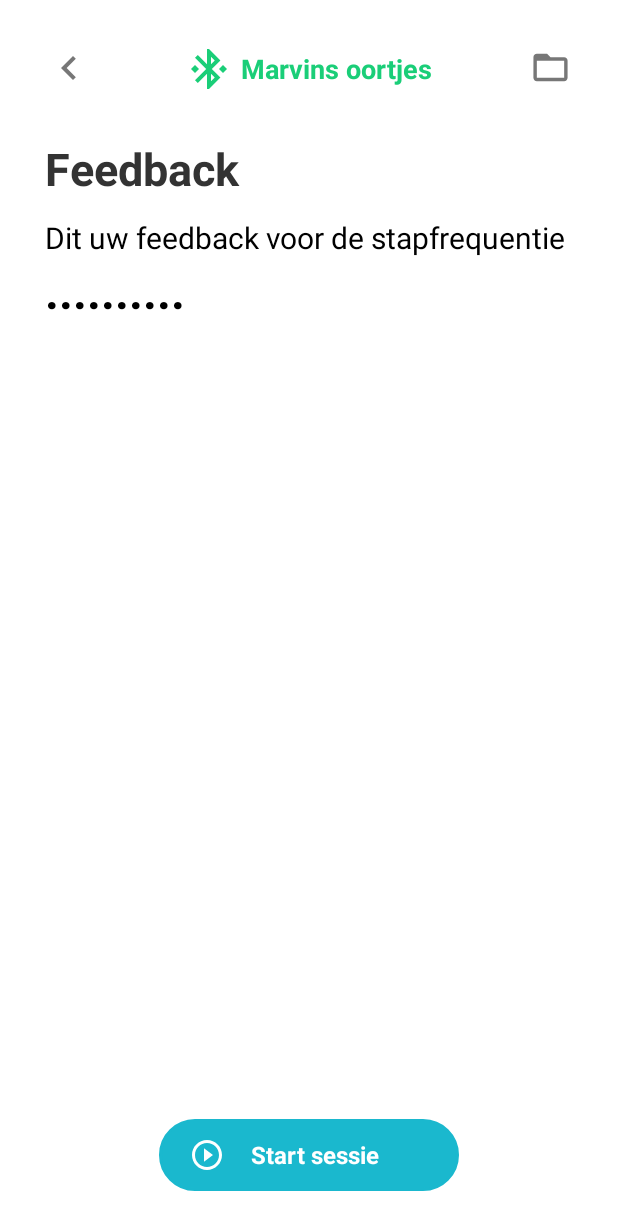
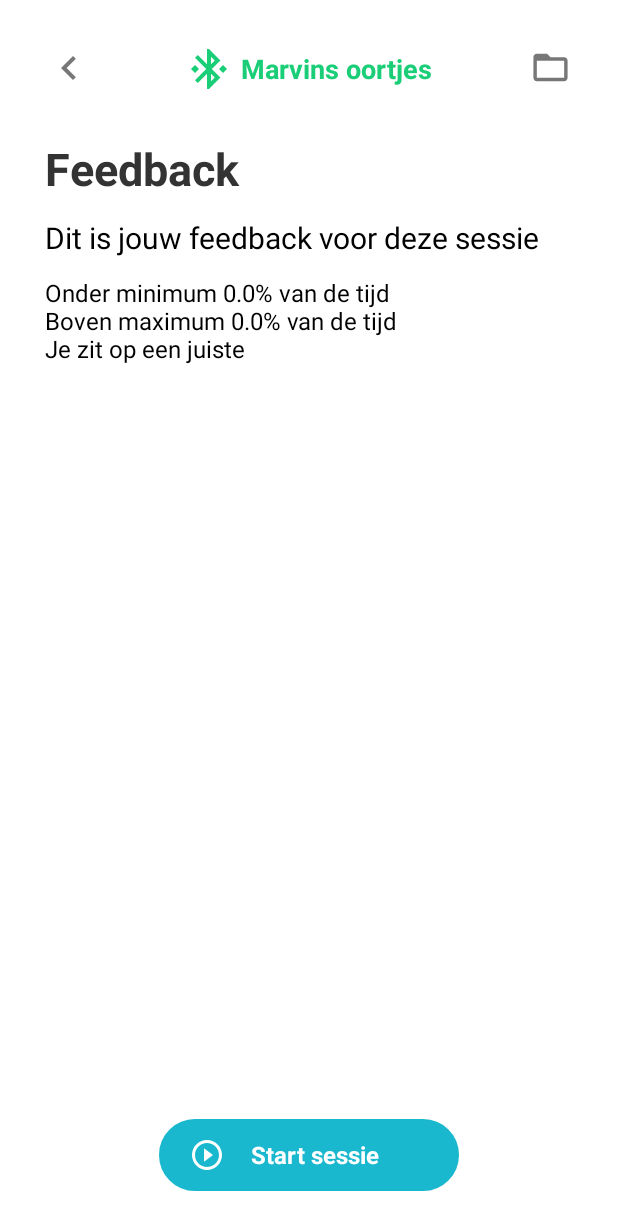
Before and after one commit to ywielage/ProjectDopple, an Android app: the screen it shows after launch (TestRun), on a phone screen of 412 x 824 dp. Shown: the top 1230 px of the screen. Run offline under Robolectric (Android 15) with nearby library versions, the phone set to English and light mode, and no system bars; libraries missing offline, so code that uses them is left out: com.jjoe64.graphview, com.opencsv; plain views replace GraphView; 12 statements that could not run were skipped.

Commit message:
Give feedback on test data

```diff
--- a/app/src/main/java/com/inf2c/doppleapp/TestRun/TestRun.java
+++ b/app/src/main/java/com/inf2c/doppleapp/TestRun/TestRun.java
@@ -87,6 +87,8 @@ public class TestRun extends AppCompatActivity {
     private TextView stepMaxFreqValue;
     private TextView stepAvgFreqValue;
     private Fragment heartBeatFragment;
+
+    private TextView feedbackValue;
 
     private Spinner selectDataSpinner;
 
@@ -178,6 +180,7 @@ public class TestRun extends AppCompatActivity {
         stepMinFreqValue = (TextView) findViewById(R.id.Testminstepfreq_value);
         stepMaxFreqValue = (TextView) findViewById(R.id.TestMaxstepfreq_value);
         stepAvgFreqValue = (TextView) findViewById(R.id.TestAvgstepfreq_value);
+        feedbackValue = (TextView) findViewById(R.id.feedback_value);
 
         selectDataSpinner = findViewById(R.id.selectDataSpinner);
 
@@ -186,7 +189,7 @@ public class TestRun extends AppCompatActivity {
         selectDataSpinner.setAdapter(adapter);
         initialGraph = true;
         try {
-            giveFeedback("Step frequency");
+            giveFeedback("Step frequency", 140, 160);
             createGraph(0,300, "Step frequency");
         } catch (ParseException e) {
             e.printStackTrace();
@@ -263,13 +266,11 @@ public class TestRun extends AppCompatActivity {
     }
 
     @RequiresApi(api = Build.VERSION_CODES.N)
-    public void giveFeedback(String data)
+    public void giveFeedback(String data, int goalMinimum, int goalMaximum)
     {
-        int goalMinimum = 130;
-        int goalMaximum = 160;
-
         float underMinimum = 0;
         float overMaximum = 0;
+        String nlData = "";
 
         double stat;
 
@@ -277,6 +278,7 @@ public class TestRun extends AppCompatActivity {
             switch (data) {
                 case "Contact time":
                     stat = this.list.get(i).getContactTime();
+                    nlData = "contacttijd";
                     break;
 //                case "Flight time":
 //                    stat = Calculations.getFlightTime(Math.toIntExact(x), this.list.get(i).getContactTime(), this.list.get(i).getSteps()); // TODO
@@ -287,6 +289,7 @@ public class TestRun extends AppCompatActivity {
 //                    break;
                 default:
                     stat = this.list.get(i).getStepFrequency();
+                    nlData = "stapfrequentie";
                     break;
             }
             if(stat < goalMinimum)
@@ -302,8 +305,38 @@ public class TestRun extends AppCompatActivity {
         float underMinimumPercent = Math.round(underMinimum / list.size() * 10000f) / 100f;
         float overMaximumPercent = Math.round(overMaximum / list.size() * 10000f) / 100f;
 
-        System.out.println("You're under your minimum " + underMinimumPercent + "% of the time");
-        System.out.println("You're over your maximum " + overMaximumPercent + "% of the time");
+        feedbackValue.append(String.format("Onder minimum %s%% van de tijd", underMinimumPercent));
+        feedbackValue.append(String.format("\nBoven maximum %s%% van de tijd", overMaximumPercent));
+        if(underMinimumPercent > 15 && overMaximumPercent > 15)
+        {
+            feedbackValue.append("\nProbeer een meer regelmatige stapfrequentie te krijgen");
+        }
+        else if(underMinimum > overMaximum)
+        {
+            if(underMinimumPercent > 10 && underMinimumPercent <= 20)
+            {
+                feedbackValue.append(String.format("\nProbeer je %s te verhogen", nlData));
+            }
+            else if(underMinimumPercent > 20)
+            {
+                feedbackValue.append(String.format("\nProbeer je %s regelmatig te verhogen", nlData));
+            }
+        }
+        else if(underMinimum < overMaximum)
+        {
+            if(overMaximumPercent > 10 && overMaximumPercent <= 20)
+            {
+                feedbackValue.append(String.format("\nProbeer je %s te verlagen", nlData));
+            }
+            else if(overMaximumPercent > 20)
+            {
+                feedbackValue.append(String.format("\nProbeer je %s regelmatig te verlagen", nlData));
+            }
+        }
+        else
+        {
+            feedbackValue.append(String.format("\nJe zit op een juiste %s", nlData));
+        }
     }
 
     @RequiresApi(api = Build.VERSION_CODES.O)
--- a/app/src/main/res/layout/test_run.xml
+++ b/app/src/main/res/layout/test_run.xml
@@ -190,31 +190,22 @@
                                 android:id="@+id/feedback_title"
                                 android:layout_width="match_parent"
                                 android:layout_height="wrap_content"
-                                android:text="Dit uw feedback voor de stapfrequentie"
+                                android:text="Dit is jouw feedback voor deze sessie"
                                 android:textAlignment="textStart"
                                 android:textColor="#000000"
                                 android:textSize="20dp" />
 
-                            <RelativeLayout
-                                android:layout_width="match_parent"
-                                android:layout_height="wrap_content"
-                                android:layout_below="@id/feedback_title"
-                                android:layout_weight="1"
-                                android:orientation="horizontal">
-
-                                <TextView
-                                    android:id="@+id/feedback_value"
-                                    android:layout_width="wrap_content"
-                                    android:layout_height="wrap_content"
-                                    android:text=".........."
-                                    android:textColor="#000000"
-                                    android:textSize="32dp"
-                                    android:textStyle="bold" />
-
-                            </RelativeLayout>
                         </RelativeLayout>
 
                     </LinearLayout>
+
+                    <TextView
+                        android:id="@+id/feedback_value"
+                        android:layout_width="match_parent"
+                        android:layout_height="wrap_content"
+                        android:textAlignment="textStart"
+                        android:textColor="#000000"
+                        android:textSize="16dp" />
 
                 </LinearLayout>
 
```
